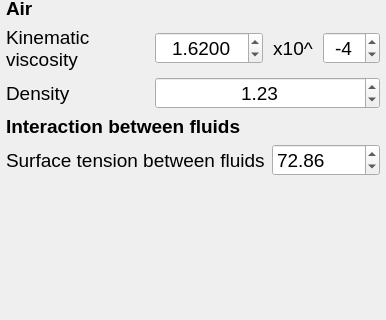
Qt form HydroUQ/materials.ui (NHERI-SimCenter/HydroUQ) before a commit; both pictures show x 0 to 386 and y 156 to 476 of the 386 by 1002 pixel window.
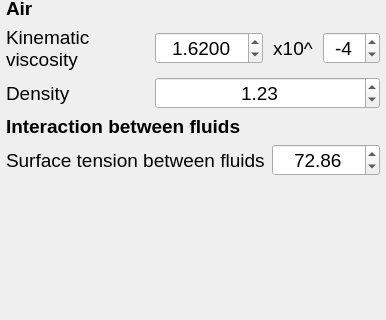
The same form after that commit.

```diff
--- a/HydroUQ/materials.ui
+++ b/HydroUQ/materials.ui
@@ -354,6 +354,9 @@
          <pointsize>14</pointsize>
         </font>
        </property>
+       <property name="alignment">
+        <set>Qt::AlignCenter</set>
+       </property>
        <property name="maximum">
         <double>10000.000000000000000</double>
        </property>
```
